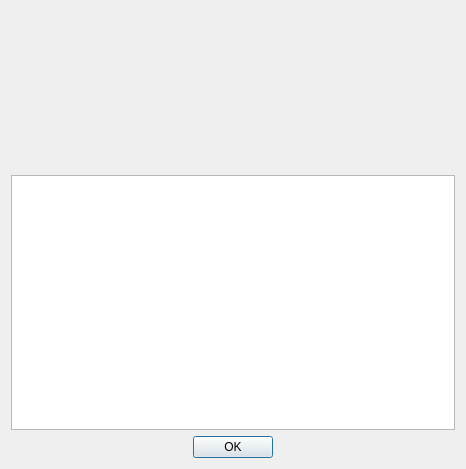
First picture: the form in aboutdialog.ui, repository orao/texmaker, before the edit.
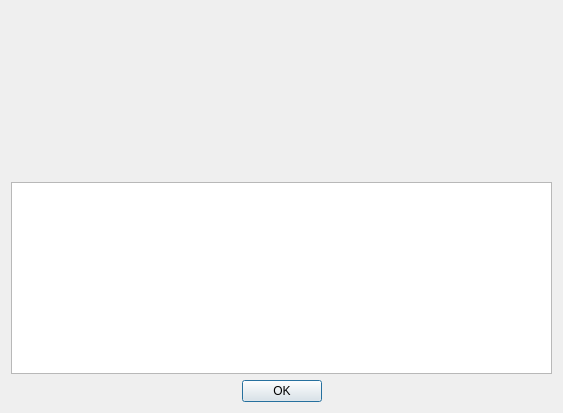
Second picture: the form after the edit. Icons and pictures are not drawn.

Diff of the .ui file:
```diff
--- a/aboutdialog.ui
+++ b/aboutdialog.ui
@@ -6,8 +6,8 @@
    <rect>
     <x>0</x>
     <y>0</y>
-    <width>466</width>
-    <height>469</height>
+    <width>563</width>
+    <height>413</height>
    </rect>
   </property>
   <property name="windowTitle">
@@ -31,6 +31,12 @@
      </item>
      <item>
       <widget class="QLabel" name="label">
+       <property name="sizePolicy">
+        <sizepolicy hsizetype="Expanding" vsizetype="Expanding">
+         <horstretch>0</horstretch>
+         <verstretch>0</verstretch>
+        </sizepolicy>
+       </property>
        <property name="text">
         <string/>
        </property>
```
Left out of the diff: 4 changed lines with no effect on the pictures.
